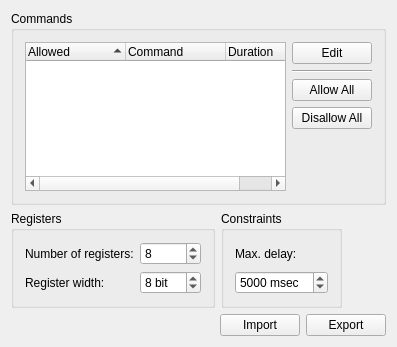
First picture: the form in sigel/ui/SIGEL_MasterUI/SIG_LanguageParametersBase.ui, repository jayMcBee/sigel-evolutionary-walking-robots, before the edit.
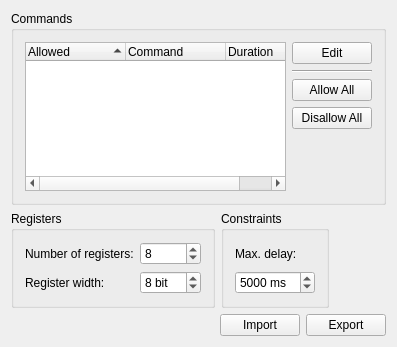
Second picture: the form after the edit.

```diff
--- a/sigel/ui/SIGEL_MasterUI/SIG_LanguageParametersBase.ui
+++ b/sigel/ui/SIGEL_MasterUI/SIG_LanguageParametersBase.ui
@@ -217,7 +217,7 @@
                 <item>
                   <widget class="QSpinBox" name="spinboxMaximalDelayTime">
                     <property name="suffix">
-                      <string> msec</string>
+                      <string> ms</string>
                     </property>
                     <property name="maximum">
                       <number>64000</number>
```
